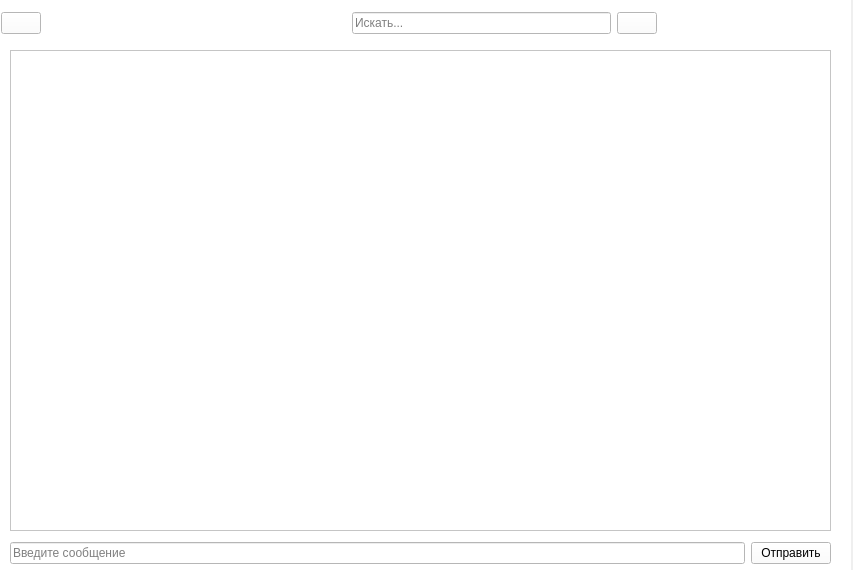
The window that client/ITSwarm/windows/content_widget/contentwindow.ui (cpp-park-vk-education/2023_1_Rabotyagi) describes before a commit, drawn with Qt 5.
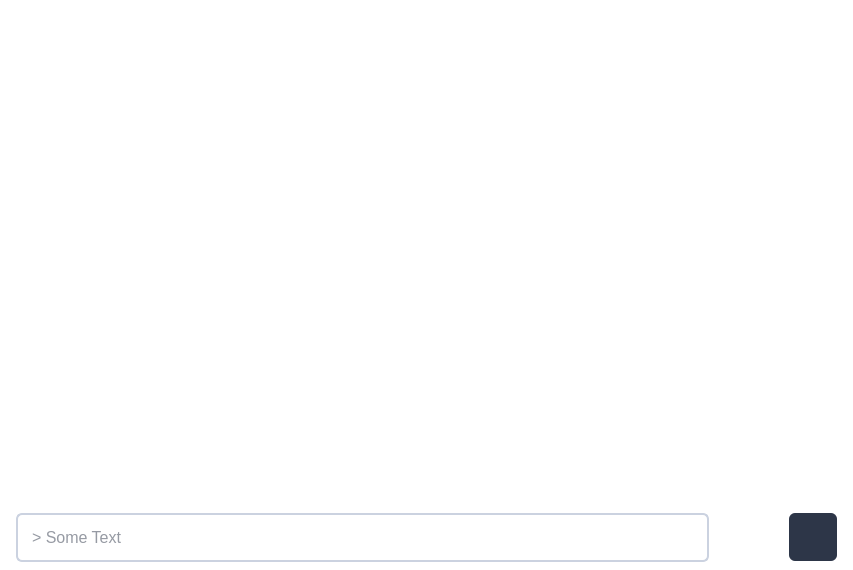
The same window after the commit. Icons and pictures are not drawn.

Patch:
```diff
--- a/client/ITSwarm/windows/content_widget/contentwindow.ui
+++ b/client/ITSwarm/windows/content_widget/contentwindow.ui
@@ -14,137 +14,82 @@
    <string>Form</string>
   </property>
   <property name="styleSheet">
-   <string notr="true"/>
+   <string notr="true">background-color: transparent;</string>
   </property>
-  <widget class="QWidget" name="main_area" native="true">
-   <property name="geometry">
-    <rect>
-     <x>0</x>
-     <y>0</y>
-     <width>851</width>
-     <height>572</height>
-    </rect>
+  <layout class="QVBoxLayout" name="verticalLayout">
+   <property name="spacing">
+    <number>0</number>
    </property>
-   <property name="minimumSize">
-    <size>
-     <width>534</width>
-     <height>0</height>
-    </size>
+   <property name="leftMargin">
+    <number>0</number>
    </property>
-   <property name="styleSheet">
-    <string notr="true">background-color: rgb(255, 255, 255);</string>
+   <property name="topMargin">
+    <number>0</number>
    </property>
-   <widget class="QWidget" name="widget1" native="true">
-    <property name="geometry">
-     <rect>
-      <x>1</x>
-      <y>1</y>
-      <width>961</width>
-      <height>45</height>
-     </rect>
-    </property>
-    <layout class="QHBoxLayout" name="horizontalLayout_3">
-     <item>
-      <widget class="QPushButton" name="moreButton">
-       <property name="text">
-        <string/>
-       </property>
-       <property name="icon">
-        <iconset>
-         <normaloff>../../Документы/ITSwarm_beta_v2/images/icons8-more-24.png</normaloff>../../Документы/ITSwarm_beta_v2/images/icons8-more-24.png</iconset>
-       </property>
-       <property name="checkable">
-        <bool>true</bool>
-       </property>
-      </widget>
-     </item>
-     <item>
-      <spacer name="horizontalSpacer_2">
-       <property name="orientation">
-        <enum>Qt::Horizontal</enum>
-       </property>
-       <property name="sizeHint" stdset="0">
-        <size>
-         <width>296</width>
-         <height>20</height>
-        </size>
-       </property>
-      </spacer>
-     </item>
-     <item>
-      <layout class="QHBoxLayout" name="horizontalLayout">
-       <item>
-        <widget class="QLineEdit" name="searchField">
-         <property name="text">
-          <string/>
-         </property>
-         <property name="placeholderText">
-          <string>Искать...</string>
-         </property>
-        </widget>
-       </item>
-       <item>
-        <widget class="QPushButton" name="searchButton">
-         <property name="text">
-          <string/>
-         </property>
-         <property name="icon">
-          <iconset>
-           <normaloff>../../Документы/ITSwarm_beta_v2/images/icons8-search-30.png</normaloff>../../Документы/ITSwarm_beta_v2/images/icons8-search-30.png</iconset>
-         </property>
-        </widget>
-       </item>
-      </layout>
-     </item>
-     <item>
-      <spacer name="horizontalSpacer_3">
-       <property name="orientation">
-        <enum>Qt::Horizontal</enum>
-       </property>
-       <property name="sizeHint" stdset="0">
-        <size>
-         <width>296</width>
-         <height>20</height>
-        </size>
-       </property>
-      </spacer>
-     </item>
-    </layout>
-   </widget>
-   <widget class="QTextBrowser" name="textBrowser">
-    <property name="geometry">
-     <rect>
-      <x>10</x>
-      <y>50</y>
-      <width>821</width>
-      <height>481</height>
-     </rect>
-    </property>
-    <property name="sizePolicy">
-     <sizepolicy hsizetype="Expanding" vsizetype="Expanding">
-      <horstretch>0</horstretch>
-      <verstretch>0</verstretch>
-     </sizepolicy>
-    </property>
-    <property name="minimumSize">
-     <size>
-      <width>121</width>
-      <height>0</height>
-     </size>
-    </property>
-   </widget>
-   <widget class="QWidget" name="layoutWidget">
-    <property name="geometry">
-     <rect>
-      <x>10</x>
-      <y>540</y>
-      <width>821</width>
-      <height>27</height>
-     </rect>
-    </property>
+   <property name="rightMargin">
+    <number>0</number>
+   </property>
+   <property name="bottomMargin">
+    <number>0</number>
+   </property>
+   <item>
+    <widget class="QTextBrowser" name="textBrowser">
+     <property name="sizePolicy">
+      <sizepolicy hsizetype="Expanding" vsizetype="Expanding">
+       <horstretch>0</horstretch>
+       <verstretch>0</verstretch>
+      </sizepolicy>
+     </property>
+     <property name="minimumSize">
+      <size>
+       <width>121</width>
+       <height>0</height>
+      </size>
+     </property>
+    </widget>
+   </item>
+   <item>
     <layout class="QHBoxLayout" name="horizontalLayout_5">
+     <property name="spacing">
+      <number>80</number>
+     </property>
+     <property name="leftMargin">
+      <number>16</number>
+     </property>
+     <property name="topMargin">
+      <number>8</number>
+     </property>
+     <property name="rightMargin">
+      <number>16</number>
+     </property>
+     <property name="bottomMargin">
+      <number>8</number>
+     </property>
      <item>
       <widget class="QLineEdit" name="lineEdit">
+       <property name="styleSheet">
+        <string notr="true">padding: 12px;
+
+background: #FFFFFF;
+/* WF Base/400 ⦿ */
+
+border: 2px solid #CBD2E0;
+border-radius: 6px;
+
+font-family: 'Inter';
+font-style: normal;
+font-weight: 400;
+font-size: 16px;
+line-height: 150%;
+/* identical to box height, or 24px */
+
+letter-spacing: -0.01em;
+font-feature-settings: 'calt' off;
+
+/* WF Base/800 ⦿ */
+
+color: #2D3648;</string>
+       </property>
        <property name="inputMask">
         <string/>
        </property>
@@ -152,20 +97,41 @@
         <string/>
        </property>
        <property name="placeholderText">
-        <string>Введите сообщение</string>
+        <string>&gt; Some Text</string>
        </property>
       </widget>
      </item>
      <item>
       <widget class="QPushButton" name="pushButton">
+       <property name="styleSheet">
+        <string notr="true">background: #2D3648;
+border-radius: 6px;
+color: #fff;
+
+width: 48;
+height: 48;</string>
+       </property>
        <property name="text">
-        <string>Отправить</string>
+        <string/>
+       </property>
+       <property name="icon">
+        <iconset resource="../../static/icons.qrc">
+         <normaloff>:/icons/send_message.svg</normaloff>:/icons/send_message.svg</iconset>
+       </property>
+       <property name="iconSize">
+        <size>
+         <width>30</width>
+         <height>30</height>
+        </size>
+       </property>
+       <property name="flat">
+        <bool>true</bool>
        </property>
       </widget>
      </item>
     </layout>
-   </widget>
-  </widget>
+   </item>
+  </layout>
  </widget>
  <resources/>
  <connections/>
```
Left out of the diff: 4 changed lines with no effect on the pictures.
